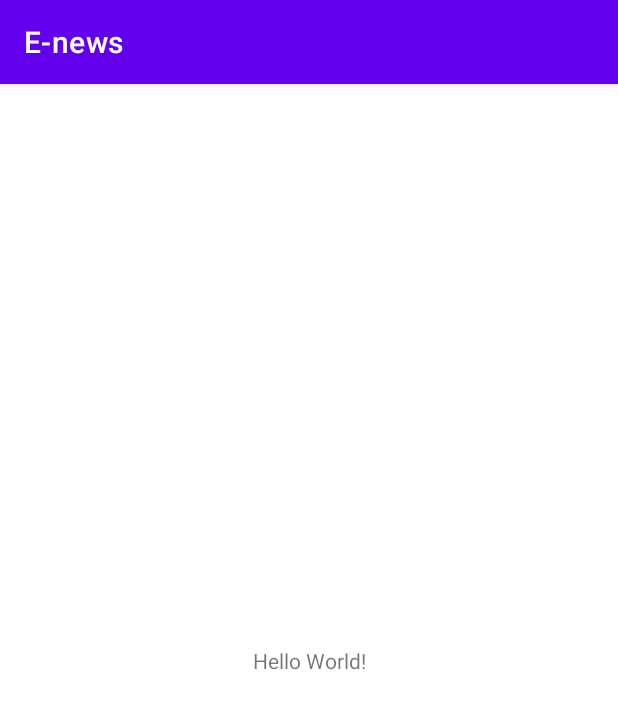
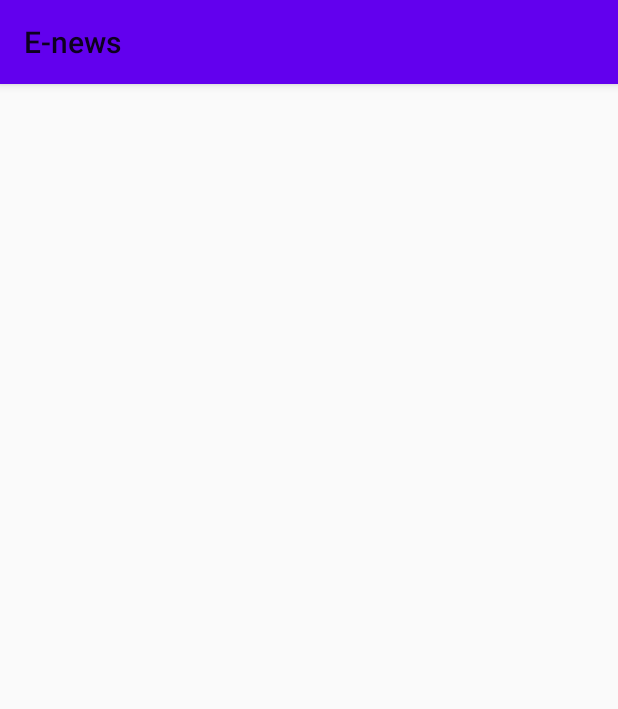
Before and after one commit to Daniel-faculdade/e-news, an Android app: the screen it shows after launch (MainActivity), on a phone screen of 412 x 824 dp. Shown: the top 709 px of the screen. Run offline under Robolectric (Android 15) with nearby library versions, the phone set to English and light mode, and no system bars.

Commit message:
First commit - Ajustes iniciais

```diff
--- a/app/build.gradle
+++ b/app/build.gradle
@@ -33,12 +33,15 @@ android {
 }
 
 dependencies {
-
     implementation "org.jetbrains.kotlin:kotlin-stdlib:$kotlin_version"
     implementation 'androidx.core:core-ktx:1.3.2'
     implementation 'androidx.appcompat:appcompat:1.2.0'
     implementation 'com.google.android.material:material:1.3.0'
     implementation 'androidx.constraintlayout:constraintlayout:2.0.4'
+    implementation 'com.squareup.retrofit2:retrofit:2.9.0' //Biblioteca Retrofit
+    implementation 'com.squareup.retrofit2:converter-gson:2.9.0'//Biblioteca Conversor Gson
+    implementation "androidx.recyclerview:recyclerview:1.1.0" //RecycleView
+    implementation 'io.coil-kt:coil:1.2.1' //Coil
     testImplementation 'junit:junit:4.+'
     androidTestImplementation 'androidx.test.ext:junit:1.1.2'
     androidTestImplementation 'androidx.test.espresso:espresso-core:3.3.0'
--- a/app/src/main/AndroidManifest.xml
+++ b/app/src/main/AndroidManifest.xml
@@ -1,6 +1,9 @@
 <?xml version="1.0" encoding="utf-8"?>
 <manifest xmlns:android="http://schemas.android.com/apk/res/android"
     package="br.com.stockstalk.enews">
+
+    <uses-permission android:name="android.permission.INTERNET" />
+    <uses-permission android:name="android.permission.ACCESS_NETWORK_STATE" />
 
     <application
         android:allowBackup="true"
@@ -9,7 +12,7 @@
         android:roundIcon="@mipmap/ic_launcher_round"
         android:supportsRtl="true"
         android:theme="@style/Theme.Enews">
-        <activity android:name=".MainActivity">
+        <activity android:name=".ui.activities.MainActivity">
             <intent-filter>
                 <action android:name="android.intent.action.MAIN" />
 
--- a/app/src/main/java/br/com/stockstalk/enews/MainActivity.kt
+++ b/app/src/main/java/br/com/stockstalk/enews/ui/activities/MainActivity.kt
@@ -1,7 +1,8 @@
-package br.com.stockstalk.enews
+package br.com.stockstalk.enews.ui.activities
 
 import androidx.appcompat.app.AppCompatActivity
 import android.os.Bundle
+import br.com.stockstalk.enews.R
 
 class MainActivity : AppCompatActivity() {
     override fun onCreate(savedInstanceState: Bundle?) {
--- a/app/src/main/res/layout/activity_main.xml
+++ b/app/src/main/res/layout/activity_main.xml
@@ -4,15 +4,7 @@
     xmlns:tools="http://schemas.android.com/tools"
     android:layout_width="match_parent"
     android:layout_height="match_parent"
-    tools:context=".MainActivity">
+    tools:context=".ui.activities.MainActivity">
 
-    <TextView
-        android:layout_width="wrap_content"
-        android:layout_height="wrap_content"
-        android:text="Hello World!"
-        app:layout_constraintBottom_toBottomOf="parent"
-        app:layout_constraintLeft_toLeftOf="parent"
-        app:layout_constraintRight_toRightOf="parent"
-        app:layout_constraintTop_toTopOf="parent" />
 
 </androidx.constraintlayout.widget.ConstraintLayout>
--- a/app/src/main/res/values-night/themes.xml
+++ /dev/null
@@ -1,16 +0,0 @@
-<resources xmlns:tools="http://schemas.android.com/tools">
-    <!-- Base application theme. -->
-    <style name="Theme.Enews" parent="Theme.MaterialComponents.DayNight.DarkActionBar">
-        <!-- Primary brand color. -->
-        <item name="colorPrimary">@color/purple_200</item>
-        <item name="colorPrimaryVariant">@color/purple_700</item>
-        <item name="colorOnPrimary">@color/black</item>
-        <!-- Secondary brand color. -->
-        <item name="colorSecondary">@color/teal_200</item>
-        <item name="colorSecondaryVariant">@color/teal_200</item>
-        <item name="colorOnSecondary">@color/black</item>
-        <!-- Status bar color. -->
-        <item name="android:statusBarColor" tools:targetApi="l">?attr/colorPrimaryVariant</item>
-        <!-- Customize your theme here. -->
-    </style>
-</resources>
--- a/app/src/main/res/values/themes.xml
+++ b/app/src/main/res/values/themes.xml
@@ -1,6 +1,6 @@
 <resources xmlns:tools="http://schemas.android.com/tools">
     <!-- Base application theme. -->
-    <style name="Theme.Enews" parent="Theme.MaterialComponents.DayNight.DarkActionBar">
+    <style name="Theme.Enews" parent="Theme.AppCompat.Light">
         <!-- Primary brand color. -->
         <item name="colorPrimary">@color/purple_500</item>
         <item name="colorPrimaryVariant">@color/purple_700</item>
```
Also changed, not shown: gradle/wrapper/gradle-wrapper.properties.
